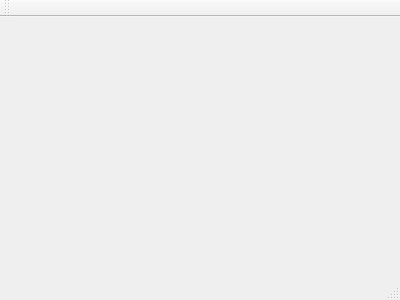
qhgongzi/echoesV2, file echoesV2/mainwindow.ui: the form before one commit.
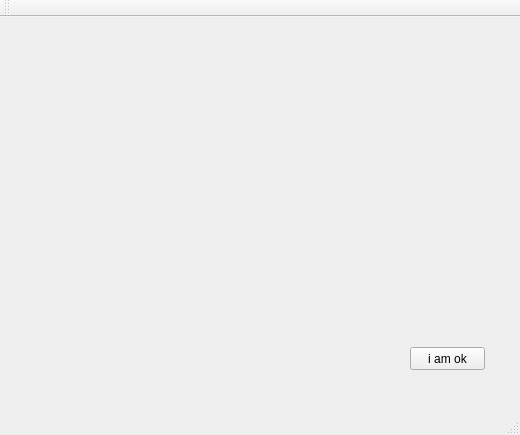
The form after the commit.

What changed in the file:
```diff
--- a/echoesV2/mainwindow.ui
+++ b/echoesV2/mainwindow.ui
@@ -1,24 +1,53 @@
 <ui version="4.0">
  <class>MainWindow</class>
- <widget class="QMainWindow" name="MainWindow" >
-  <property name="geometry" >
+ <widget class="QMainWindow" name="MainWindow">
+  <property name="geometry">
    <rect>
     <x>0</x>
     <y>0</y>
-    <width>400</width>
-    <height>300</height>
+    <width>520</width>
+    <height>435</height>
    </rect>
   </property>
   <property name="windowTitle" >
    <string>MainWindow</string>
   </property>
-  <widget class="QMenuBar" name="menuBar" />
-  <widget class="QToolBar" name="mainToolBar" />
-  <widget class="QWidget" name="centralWidget" />
-  <widget class="QStatusBar" name="statusBar" />
+  <widget class="QWidget" name="centralWidget">
+   <widget class="QPushButton" name="pushButton">
+    <property name="geometry">
+     <rect>
+      <x>410</x>
+      <y>330</y>
+      <width>75</width>
+      <height>23</height>
+     </rect>
+    </property>
+    <property name="text">
+     <string>i am ok</string>
+    </property>
+   </widget>
+  </widget>
+  <widget class="QMenuBar" name="menuBar">
+   <property name="geometry">
+    <rect>
+     <x>0</x>
+     <y>0</y>
+     <width>520</width>
+     <height>23</height>
+    </rect>
+   </property>
+  </widget>
+  <widget class="QToolBar" name="mainToolBar">
+   <attribute name="toolBarArea">
+    <enum>TopToolBarArea</enum>
+   </attribute>
+   <attribute name="toolBarBreak">
+    <bool>false</bool>
+   </attribute>
+  </widget>
+  <widget class="QStatusBar" name="statusBar"/>
  </widget>
- <layoutDefault spacing="6" margin="11" />
- <pixmapfunction></pixmapfunction>
+ <layoutdefault spacing="6" margin="11"/>
  <resources/>
  <connections/>
 </ui>
```
Left out of the diff: 22 changed lines with no effect on the pictures.
